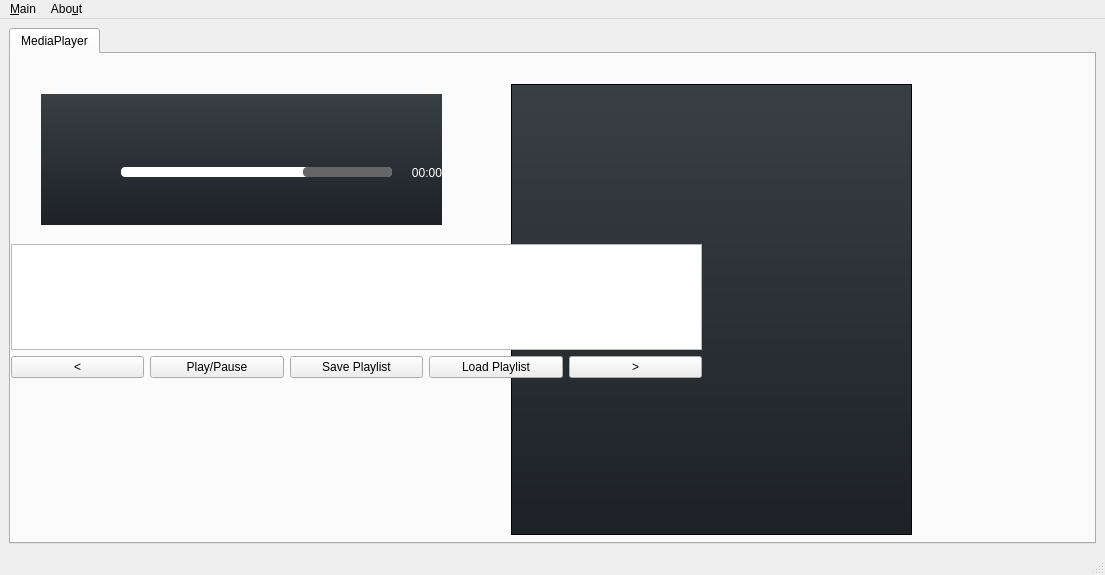
Qt form mainwindow.ui (netpipe/qPlay) before a commit.
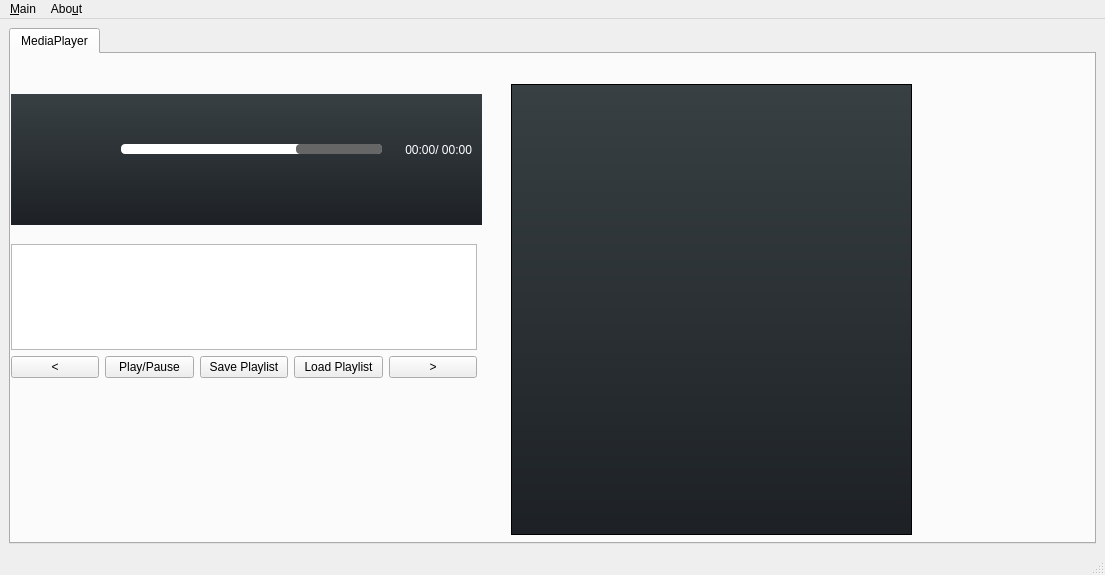
The same form after that commit. Icons and pictures are not drawn.

Diff of the .ui file:
```diff
--- a/mainwindow.ui
+++ b/mainwindow.ui
@@ -10,6 +10,12 @@
     <height>575</height>
    </rect>
   </property>
+  <property name="sizePolicy">
+   <sizepolicy hsizetype="Maximum" vsizetype="Preferred">
+    <horstretch>0</horstretch>
+    <verstretch>0</verstretch>
+   </sizepolicy>
+  </property>
   <property name="windowTitle">
    <string>MainWindow</string>
   </property>
@@ -29,8 +35,8 @@
          <rect>
           <x>110</x>
           <y>40</y>
-          <width>321</width>
-          <height>95</height>
+          <width>351</width>
+          <height>79</height>
          </rect>
         </property>
         <layout class="QVBoxLayout" name="verticalLayout_3">
@@ -66,12 +72,24 @@
           </widget>
          </item>
          <item>
-          <layout class="QHBoxLayout" name="horizontalLayout_4">
+          <layout class="QHBoxLayout" name="horizontalLayout_4" stretch="5,5">
+           <property name="spacing">
+            <number>15</number>
+           </property>
+           <property name="sizeConstraint">
+            <enum>QLayout::SetDefaultConstraint</enum>
+           </property>
            <item>
             <widget class="QSlider" name="horizontalSlider_2">
              <property name="enabled">
               <bool>true</bool>
              </property>
+             <property name="sizePolicy">
+              <sizepolicy hsizetype="MinimumExpanding" vsizetype="MinimumExpanding">
+               <horstretch>0</horstretch>
+               <verstretch>0</verstretch>
+              </sizepolicy>
+             </property>
              <property name="styleSheet">
               <string notr="true">QSlider::groove:horizontal {
 border: 0px solid #bbb;
@@ -141,9 +159,15 @@
            </item>
            <item>
             <widget class="QLabel" name="label_duration_2">
+             <property name="sizePolicy">
+              <sizepolicy hsizetype="MinimumExpanding" vsizetype="MinimumExpanding">
+               <horstretch>0</horstretch>
+               <verstretch>0</verstretch>
+              </sizepolicy>
+             </property>
              <property name="minimumSize">
               <size>
-               <width>50</width>
+               <width>75</width>
                <height>0</height>
               </size>
              </property>
@@ -160,11 +184,14 @@
               <string notr="true">color:rgb(255, 255, 255)</string>
              </property>
              <property name="text">
-              <string>00:00</string>
+              <string>00:00/ 00:00</string>
              </property>
              <property name="alignment">
               <set>Qt::AlignRight|Qt::AlignTrailing|Qt::AlignVCenter</set>
              </property>
+             <property name="wordWrap">
+              <bool>false</bool>
+             </property>
              <property name="margin">
               <number>5</number>
              </property>
@@ -202,12 +229,18 @@
        <widget class="QLabel" name="label_bgr">
         <property name="geometry">
          <rect>
-          <x>30</x>
+          <x>0</x>
           <y>40</y>
-          <width>401</width>
+          <width>471</width>
           <height>131</height>
          </rect>
         </property>
+        <property name="sizePolicy">
+         <sizepolicy hsizetype="Maximum" vsizetype="Maximum">
+          <horstretch>0</horstretch>
+          <verstretch>0</verstretch>
+         </sizepolicy>
+        </property>
         <property name="styleSheet">
          <string notr="true">background-color : qlineargradient(spread:pad, x1:0, y1:0, x2:0, y2:1, stop:0 rgba(56, 64, 68, 255), stop:1 rgba(29, 33, 37, 255))</string>
         </property>
@@ -218,9 +251,9 @@
        <widget class="QWidget" name="horizontalLayoutWidget_2">
         <property name="geometry">
          <rect>
-          <x>30</x>
+          <x>0</x>
           <y>120</y>
-          <width>401</width>
+          <width>471</width>
           <height>52</height>
          </rect>
         </property>
@@ -410,7 +443,7 @@
          <rect>
           <x>0</x>
           <y>190</y>
-          <width>691</width>
+          <width>466</width>
           <height>134</height>
          </rect>
         </property>
```
Left out of the diff: 16 changed lines with no effect on the pictures.
